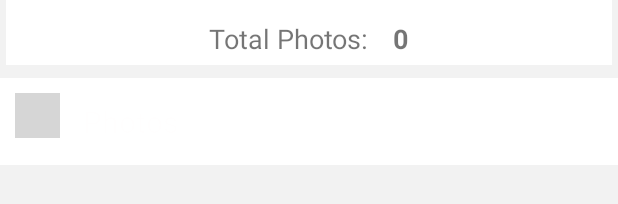
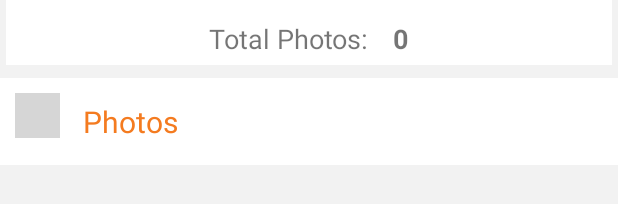
Before and after one commit to Developement-Happysanz/Heyla-Android, an Android app: the layout photos_layout.xml on its own in the app's theme, with its tools: preview values and no code run, on a phone screen of 412 x 824 dp. Shown: the part 284-488 px from the top of the screen. Run offline under Robolectric (Android 15) with nearby library versions, the phone set to English and light mode, and no system bars; grey boxes are pictures that could not be loaded.

Commit message:
photos title colour change

```diff
--- a/app/src/main/res/layout/photos_layout.xml
+++ b/app/src/main/res/layout/photos_layout.xml
@@ -122,7 +122,7 @@
             android:layout_marginTop="10dp"
             android:padding="5dp"
             android:text="Photos"
-            android:textColor="@color/title_red"
+            android:textColor="@color/title_red1"
             android:textSize="20dp" />
 
     </LinearLayout>
```
